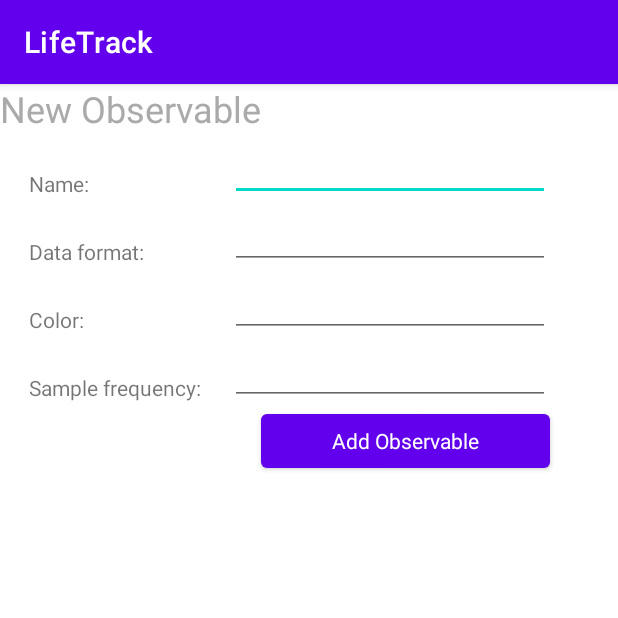
After one commit to lorenzosquadrani/LifeTrack, an Android app: the NewObsActivity screen opened directly, with no data from a screen before it, on a phone screen of 412 x 824 dp, the top half of it. The commit adds this screen. Run offline under Robolectric (Android 15) with nearby library versions, the phone set to English and light mode, and no system bars.

Commit message:
Added New Obs Activity

```diff
--- /dev/null
+++ b/app/src/main/java/com/example/lifetrack/NewObsActivity.java
@@ -0,0 +1,41 @@
+package com.example.lifetrack;
+
+import androidx.appcompat.app.AppCompatActivity;
+
+import android.content.Intent;
+import android.net.Uri;
+import android.os.Bundle;
+import android.view.View;
+import android.widget.EditText;
+
+public class NewObsActivity extends AppCompatActivity {
+
+    public static final String KEY_NAME = "keyName";
+    public static final String KEY_FORMAT = "keyFormat";
+    public static final String KEY_COLOR = "keyColor";
+    public static final String KEY_SAMPLEFREQ = "keySampleFreq";
+
+    private EditText editTextName;
+    private EditText editTextFormat;
+    private EditText editTextColor;
+    private EditText editTextSampleFreq;
+
+    @Override
+    protected void onCreate(Bundle savedInstanceState) {
+        super.onCreate(savedInstanceState);
+        setContentView(R.layout.activity_new_obs);
+
+        editTextName = (EditText) findViewById(R.id.inputName);
+        editTextFormat = (EditText) findViewById(R.id.inputFormat);
+        editTextColor = (EditText) findViewById(R.id.inputColor);
+        editTextSampleFreq = (EditText) findViewById(R.id.inputSampleFreq);
+    }
+
+    public void onDoneClick(View v) {
+        Intent intent = new Intent();
+        Uri uri = Uri.parse(editTextName.getText().toString());
+        intent.setData(uri);
+        setResult(RESULT_OK, intent);
+        finish();
+    }
+}
--- a/app/src/main/res/layout/activity_main.xml
+++ b/app/src/main/res/layout/activity_main.xml
@@ -57,9 +57,10 @@
 
     <com.google.android.material.floatingactionbutton.FloatingActionButton
         android:src="@drawable/ic_add_for_fab"
-        android:id="@+id/additem"
+        android:id="@+id/NewObs"
         android:layout_width="wrap_content"
         android:layout_height="wrap_content"
+        android:onClick="goNewObs"
         android:layout_gravity="center"
         />
 
--- /dev/null
+++ b/app/src/main/res/layout/activity_new_obs.xml
@@ -0,0 +1,139 @@
+<?xml version="1.0" encoding="utf-8"?>
+<androidx.constraintlayout.widget.ConstraintLayout
+    xmlns:android="http://schemas.android.com/apk/res/android"
+    xmlns:app="http://schemas.android.com/apk/res-auto"
+    xmlns:tools="http://schemas.android.com/tools"
+    android:layout_width="match_parent"
+    android:layout_height="match_parent"
+    tools:context=".NewObsActivity">
+
+    <TableLayout
+        android:layout_width="match_parent"
+        android:layout_height="match_parent"
+        tools:layout_editor_absoluteX="118dp"
+        tools:layout_editor_absoluteY="151dp">
+
+        <TableRow
+            android:layout_width="match_parent"
+            android:layout_height="match_parent">
+
+            <TextView
+                android:id="@+id/textView"
+                android:layout_width="1900dp"
+                android:layout_height="wrap_content"
+                android:layout_column="0"
+                android:layout_span="2"
+                android:text="New Observable"
+                android:textColor="@android:color/darker_gray"
+                android:textSize="24sp" />
+        </TableRow>
+
+        <TableRow
+            android:layout_width="match_parent"
+            android:layout_height="match_parent">
+
+            <TextView
+                android:id="@+id/labelName"
+                android:layout_width="wrap_content"
+                android:layout_height="wrap_content"
+                android:layout_marginLeft="19dp"
+                android:layout_marginTop="10dp"
+                android:width="80dp"
+                android:text="Name:"
+                android:textAppearance="?android:attr/textAppearanceSmall" />
+
+            <EditText
+                android:id="@+id/inputName"
+                android:layout_width="match_parent"
+                android:layout_height="wrap_content"
+                android:layout_marginLeft="19dp"
+                android:layout_marginRight="20dp"
+                android:ems="10"/>
+        </TableRow>
+
+        <TableRow
+            android:layout_width="match_parent"
+            android:layout_height="match_parent">
+
+            <TextView
+                android:id="@+id/labelFormat"
+                android:layout_width="wrap_content"
+                android:layout_height="wrap_content"
+                android:layout_marginLeft="19dp"
+                android:layout_marginTop="10dp"
+                android:text="Data format:"
+                android:textAppearance="?android:attr/textAppearanceSmall" />
+
+            <EditText
+                android:id="@+id/inputFormat"
+                android:layout_width="match_parent"
+                android:layout_height="wrap_content"
+                android:layout_marginLeft="19dp"
+                android:layout_marginRight="20dp"
+                android:ems="10"
+                android:inputType="number" />
+        </TableRow>
+
+        <TableRow
+            android:layout_width="match_parent"
+            android:layout_height="match_parent">
+
+            <TextView
+                android:id="@+id/labelColor"
+                android:layout_width="wrap_content"
+                android:layout_height="wrap_content"
+                android:layout_marginLeft="19dp"
+                android:layout_marginTop="10dp"
+                android:text="Color:"
+                android:textAppearance="?android:attr/textAppearanceSmall" />
+
+            <EditText
+                android:id="@+id/inputColor"
+                android:layout_width="match_parent"
+                android:layout_height="wrap_content"
+                android:layout_marginLeft="19dp"
+                android:layout_marginRight="20dp"
+                android:ems="10" />
+
+        </TableRow>
+
+        <TableRow
+            android:layout_width="match_parent"
+            android:layout_height="match_parent">
+
+            <TextView
+                android:id="@+id/labelSampleFreq"
+                android:layout_width="wrap_content"
+                android:layout_height="wrap_content"
+                android:layout_marginLeft="19dp"
+                android:layout_marginTop="10dp"
+                android:text="Sample frequency:"
+                android:textAppearance="?android:attr/textAppearanceSmall" />
+
+            <EditText
+                android:id="@+id/inputSampleFreq"
+                android:layout_width="match_parent"
+                android:layout_height="wrap_content"
+                android:layout_marginLeft="19dp"
+                android:layout_marginRight="20dp"
+                android:ems="10"/>
+        </TableRow>
+
+        <TableRow
+            android:layout_width="match_parent"
+            android:layout_height="match_parent">
+
+            <Button
+                android:id="@+id/buttonNote"
+                android:layout_width="wrap_content"
+                android:layout_height="wrap_content"
+                android:layout_column="1"
+                android:layout_marginLeft="40dp"
+                android:layout_marginRight="20dp"
+                android:gravity="center"
+                android:onClick="onDoneClick"
+                android:text="Add Observable"
+                android:textAppearance="?android:attr/textAppearanceSmall" />
+        </TableRow>
+    </TableLayout>
+</androidx.constraintlayout.widget.ConstraintLayout>
--- a/app/src/main/res/values-night/themes.xml
+++ b/app/src/main/res/values-night/themes.xml
@@ -13,4 +13,9 @@
         <item name="android:statusBarColor" tools:targetApi="l">?attr/colorPrimaryVariant</item>
         <!-- Customize your theme here. -->
     </style>
+
+    <style name="ThemeOverlay.LifeTrack.FullscreenContainer" parent="">
+        <item name="fullscreenBackgroundColor">@color/light_blue_900</item>
+        <item name="fullscreenTextColor">@color/light_blue_A400</item>
+    </style>
 </resources>
--- /dev/null
+++ b/app/src/main/res/values/attrs.xml
@@ -0,0 +1,6 @@
+<resources>
+    <declare-styleable name="FullscreenAttrs">
+        <attr name="fullscreenBackgroundColor" format="color" />
+        <attr name="fullscreenTextColor" format="color" />
+    </declare-styleable>
+</resources>
--- a/app/src/main/res/values/colors.xml
+++ b/app/src/main/res/values/colors.xml
@@ -7,4 +7,9 @@
     <color name="teal_700">#FF018786</color>
     <color name="black">#FF000000</color>
     <color name="white">#FFFFFFFF</color>
+    <color name="light_blue_600">#FF039BE5</color>
+    <color name="light_blue_900">#FF01579B</color>
+    <color name="light_blue_A200">#FF40C4FF</color>
+    <color name="light_blue_A400">#FF00B0FF</color>
+    <color name="black_overlay">#66000000</color>
 </resources>
--- a/app/src/main/res/values/strings.xml
+++ b/app/src/main/res/values/strings.xml
@@ -20,5 +20,8 @@
         <item>Value in a scale</item>
         <item>Create a custom answer...</item>
     </string-array>
+    <string name="title_activity_display_obs">FullscreenActivity</string>
+    <string name="dummy_button">Dummy Button</string>
+    <string name="dummy_content">DUMMY\nCONTENT</string>
 
 </resources>
```
Also changed, not shown: app/src/main/AndroidManifest.xml (+7 -2 lines), app/src/main/java/com/example/lifetrack/MainActivity.java (+15 -10 lines), app/src/main/res/values/styles.xml (added, +12 -0 lines), app/src/main/res/values/themes.xml (+12 -0 lines).
